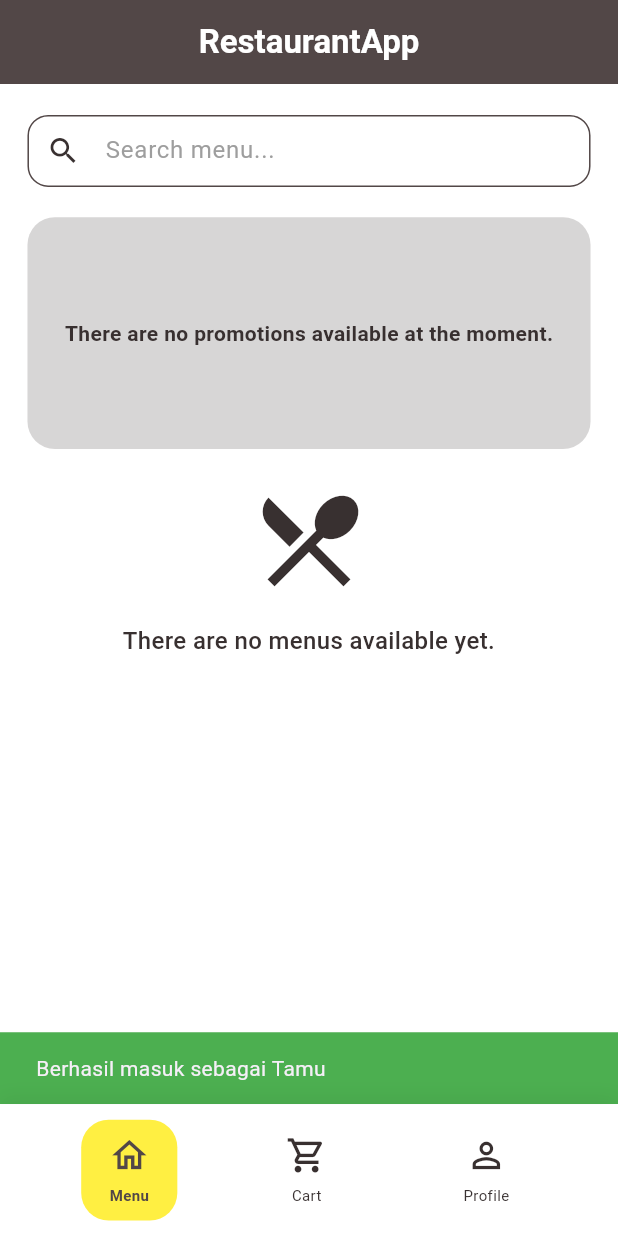
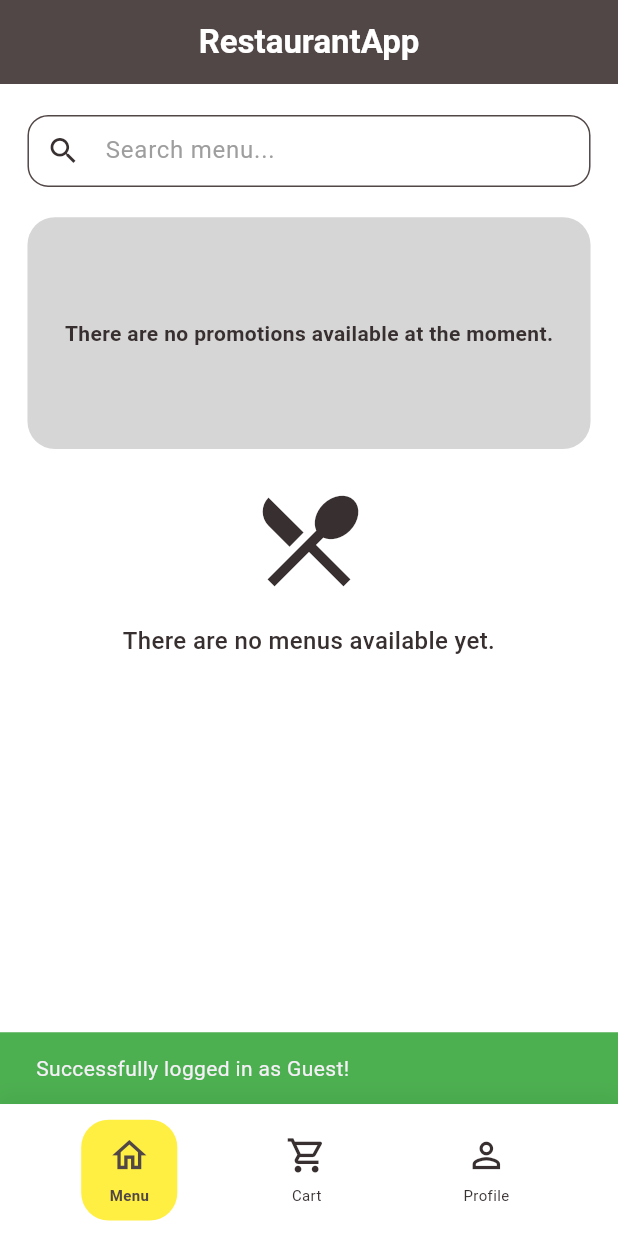
Before and after one commit to Mahesandra23/restaurant_fifo, a Flutter app: the screen it shows after launch, after a tap on "Continue as Guest", on a phone screen of 412 x 824 dp. Run offline on Flutter 3.47's test engine with Material 3 defaults, Android fonts, the phone set to English and light mode, and no system bars; our stand-ins replace flutter_dotenv, flutter_screenutil, focus_detector, google_fonts, image_picker, supabase_flutter; accounts and stored records are empty; network calls fail.

Commit message:
minor uptade ()

```diff
--- a/lib/core/providers/session_provider.dart
+++ b/lib/core/providers/session_provider.dart
@@ -52,10 +52,10 @@ class SessionProvider extends ChangeNotifier {
 
       if (response.user != null) {
         await fetchCurrentUser();
-        print('Guest login sukses: ${response.user!.id}');
+        // print('Guest login sukses: ${response.user!.id}');
       }
     } catch (e) {
-      print('Error Guest Login: $e');
+      // print('Error Guest Login: $e');
     }
   }
 
--- a/lib/core/services/saw_restock_service.dart
+++ b/lib/core/services/saw_restock_service.dart
@@ -1,6 +1,6 @@
 import 'package:restaurant_fifo/core/models/ingredients_model.dart';
 
-// Model khusus untuk hasil SAW agar rapi saat dilempar ke UI
+// Model untuk dilempar ke UI
 class SawResult {
   final IngredientModel ingredient;
   final double score;
@@ -38,7 +38,7 @@ class SawRestockService {
 
     // Catatan Akademis: Dalam SAW murni, matriks keputusan (X) harus di-Normalisasi (R).
     // Karena max nilai kita seragam yaitu 3, pembaginya adalah 3.
-    // Jika dosen bertanya, Anda bisa bilang: Rij = Xij / Max(Xj)
+    //  Rij = Xij / Max(Xj)
     const double maxCriteriaValue = 3.0;
 
     // 2. PERHITUNGAN MATRIKS
--- a/lib/main.dart
+++ b/lib/main.dart
@@ -58,14 +58,12 @@ class MainApp extends StatelessWidget {
           : const Size(360, 640),
       builder: (context, child) => LayoutBuilder(
         builder: (context, constraints) {
-          // MvvmBuilder sudah DIHAPUS karena tidak diperlukan di root aplikasi
           return MaterialApp(
             title: 'Restaurant FIFO',
             navigatorKey: navigatorKey,
             scaffoldMessengerKey: snackBarKey,
             debugShowCheckedModeBanner:
-                false, // Tambahan opsional agar tulisan "Debug" hilang
-            // Mengubah rute awal langsung ke halaman AuthSelector / Login
+                false,
             initialRoute: RouteList.AuthSelector,
 
             theme: ThemeData(
--- a/lib/pages/auth/login/repository/login_repository.dart
+++ b/lib/pages/auth/login/repository/login_repository.dart
@@ -1,13 +1,11 @@
 import 'package:supabase_flutter/supabase_flutter.dart';
 
 class LoginRepository {
-  // Ubah menjadi getter (menggunakan panah =>)
-  // Dengan cara ini, Supabase hanya dipanggil SAAT tombol login ditekan, bukan saat aplikasi baru buka
   SupabaseClient get _supabase => Supabase.instance.client;
 
   Future<bool> login(String email, String password) async {
     try {
-      print('DEBUG LOGIN -> Email: [$email] | Password: [$password]');
+      // print('DEBUG LOGIN -> Email: [$email] | Password: [$password]');
 
       final response = await _supabase
           .from('users')
@@ -22,7 +20,7 @@ class LoginRepository {
         return false;
       }
     } catch (e) {
-      print('Supabase Login Error: $e');
+      // print('Supabase Login Error: $e');
       throw Exception('Terjadi kesalahan pada server');
     }
   }
--- a/lib/pages/auth/login/view model/login_view_model.dart
+++ b/lib/pages/auth/login/view model/login_view_model.dart
@@ -60,7 +60,7 @@ class LoginViewModel extends ChangeNotifier {
 
         ScaffoldMessenger.of(context).showSnackBar(
           const SnackBar(
-            content: Text('Selamat datang kembali!'),
+            content: Text('Wellcome!'),
             backgroundColor: Colors.green,
           ),
         );
@@ -85,7 +85,7 @@ class LoginViewModel extends ChangeNotifier {
       if (!context.mounted) return;
       ScaffoldMessenger.of(context).showSnackBar(
         const SnackBar(
-          content: Text('Email atau Password salah!'),
+          content: Text('incorrect email or password!'),
           backgroundColor: Colors.red,
         ),
       );
@@ -115,7 +115,7 @@ class LoginViewModel extends ChangeNotifier {
       // 2. Tampilkan pesan sukses
       ScaffoldMessenger.of(context).showSnackBar(
         const SnackBar(
-          content: Text('Berhasil masuk sebagai Tamu'),
+          content: Text('Successfully logged in as Guest!'),
           backgroundColor: Colors.green,
         ),
       );
@@ -129,7 +129,7 @@ class LoginViewModel extends ChangeNotifier {
       if (!context.mounted) return;
       ScaffoldMessenger.of(context).showSnackBar(
         const SnackBar(
-          content: Text('Gagal masuk sebagai tamu. Coba lagi.'),
+          content: Text('Failed to log in as guest. Please try again.'),
           backgroundColor: Colors.red,
         ),
       );
```
Also changed, not shown: lib/pages/kitchen/menu/view_model/menu_view_model.dart (+4 -4 lines), lib/pages/kitchen/queue/queue_view.dart (+27 -10 lines), lib/pages/kitchen/queue/view_model/queue_view_model.dart (+18 -10 lines).
